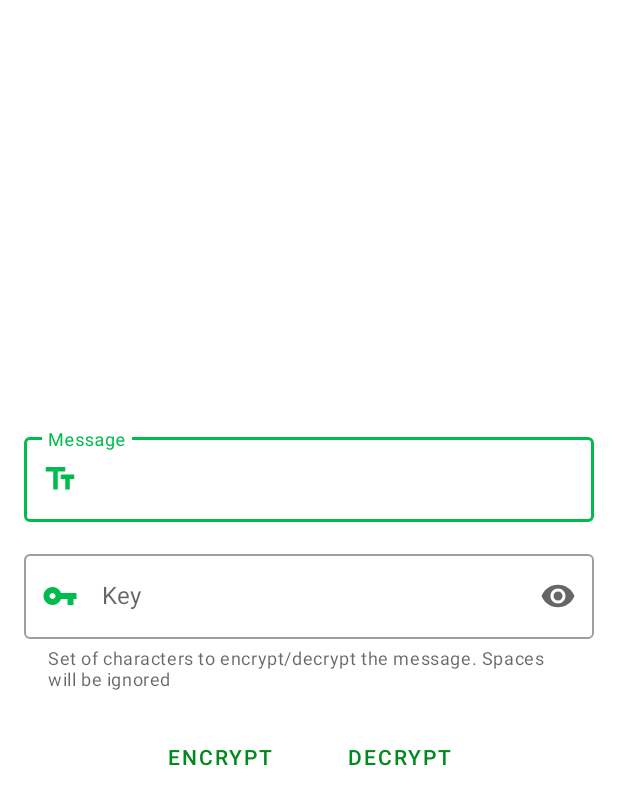
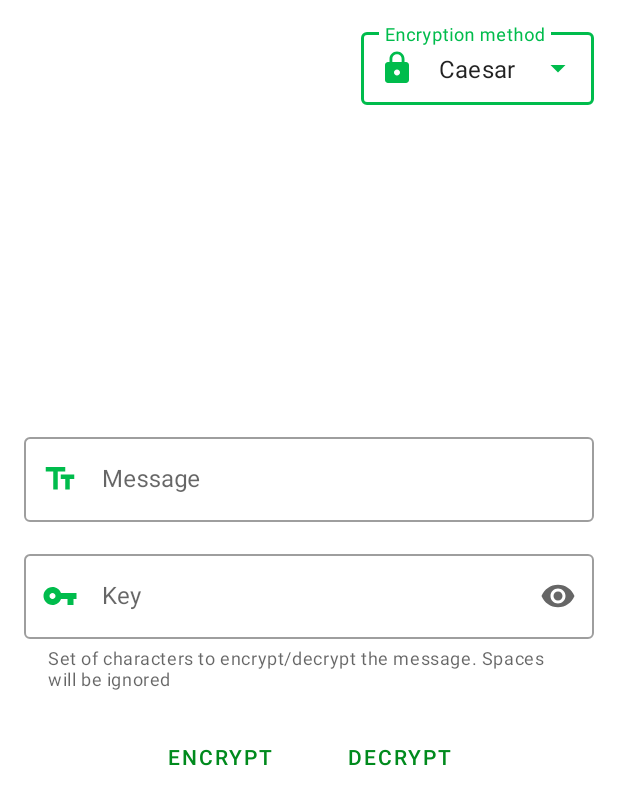
Before and after one commit to UnaLuz/simple-encryption, an Android app: the layout activity_main.xml on its own in the app's theme, with its tools: preview values and no code run, on a phone screen of 412 x 824 dp. Shown: the top 805 px of the screen. Run offline under Robolectric (Android 15) with nearby library versions, the phone set to English and light mode, and no system bars.

Commit message:
Add an exposed dropdown menu to select an encryption method
Also a lock icon and string resources for the menu

```diff
--- /dev/null
+++ b/app/src/main/res/drawable/ic_lock.xml
@@ -0,0 +1,10 @@
+<vector xmlns:android="http://schemas.android.com/apk/res/android"
+    android:width="24dp"
+    android:height="24dp"
+    android:viewportWidth="24"
+    android:viewportHeight="24"
+    android:tint="?attr/colorControlNormal">
+  <path
+      android:fillColor="@android:color/white"
+      android:pathData="M18,8h-1L17,6c0,-2.76 -2.24,-5 -5,-5S7,3.24 7,6v2L6,8c-1.1,0 -2,0.9 -2,2v10c0,1.1 0.9,2 2,2h12c1.1,0 2,-0.9 2,-2L20,10c0,-1.1 -0.9,-2 -2,-2zM12,17c-1.1,0 -2,-0.9 -2,-2s0.9,-2 2,-2 2,0.9 2,2 -0.9,2 -2,2zM15.1,8L8.9,8L8.9,6c0,-1.71 1.39,-3.1 3.1,-3.1 1.71,0 3.1,1.39 3.1,3.1v2z"/>
+</vector>
--- a/app/src/main/res/layout/activity_main.xml
+++ b/app/src/main/res/layout/activity_main.xml
@@ -6,6 +6,27 @@
     android:layout_height="match_parent"
     android:padding="16dp"
     tools:context=".MainActivity">
+
+    <com.google.android.material.textfield.TextInputLayout
+        android:id="@+id/menu"
+        style="@style/Widget.MaterialComponents.TextInputLayout.OutlinedBox.Dense.ExposedDropdownMenu"
+        android:layout_width="wrap_content"
+        android:layout_height="wrap_content"
+        app:startIconDrawable="@drawable/ic_lock"
+        app:startIconTint="?attr/colorPrimary"
+        app:layout_constraintEnd_toEndOf="parent"
+        app:layout_constraintTop_toTopOf="parent"
+        >
+
+        <AutoCompleteTextView
+            android:layout_width="match_parent"
+            android:layout_height="wrap_content"
+            android:hint="@string/encryption_method"
+            android:inputType="none"
+            android:text="@string/caesar"
+            tools:ignore="TextContrastCheck" />
+
+    </com.google.android.material.textfield.TextInputLayout>
 
     <com.google.android.material.textfield.TextInputLayout
         android:id="@+id/messageTextField"
@@ -22,6 +43,7 @@
         app:startIconTint="?attr/colorPrimary">
 
         <com.google.android.material.textfield.TextInputEditText
+            android:id="@+id/messageEditTextField"
             android:layout_width="match_parent"
             android:layout_height="wrap_content"
             android:textColorHint="#616161"
--- a/app/src/main/res/values/strings.xml
+++ b/app/src/main/res/values/strings.xml
@@ -9,4 +9,6 @@
     <string name="important_information">Important information</string>
     <string name="ok" translatable="false">OK</string>
     <string name="app_encryption_info">The method or methods used for encryption in this app are not safe and should not be used in production environments nor to protect sensible data. This is only meant for fun and games.</string>
+    <string name="encryption_method">Encryption method</string>
+    <string name="caesar">Caesar</string>
 </resources>
```
Also changed, not shown: 1 other file.
